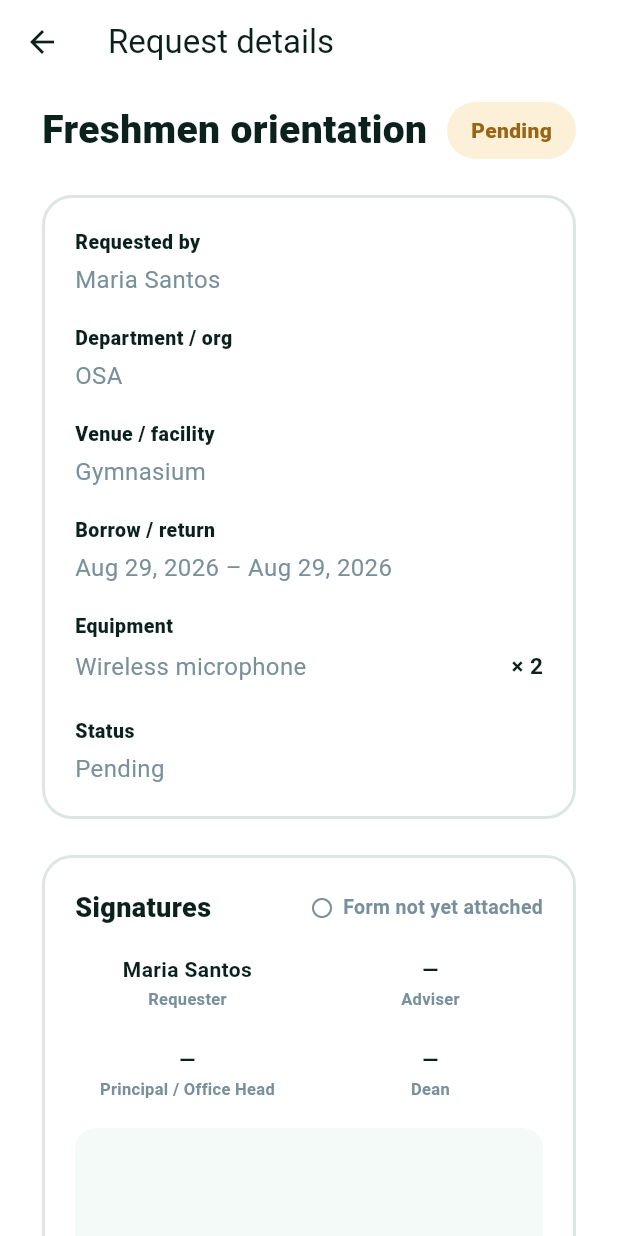
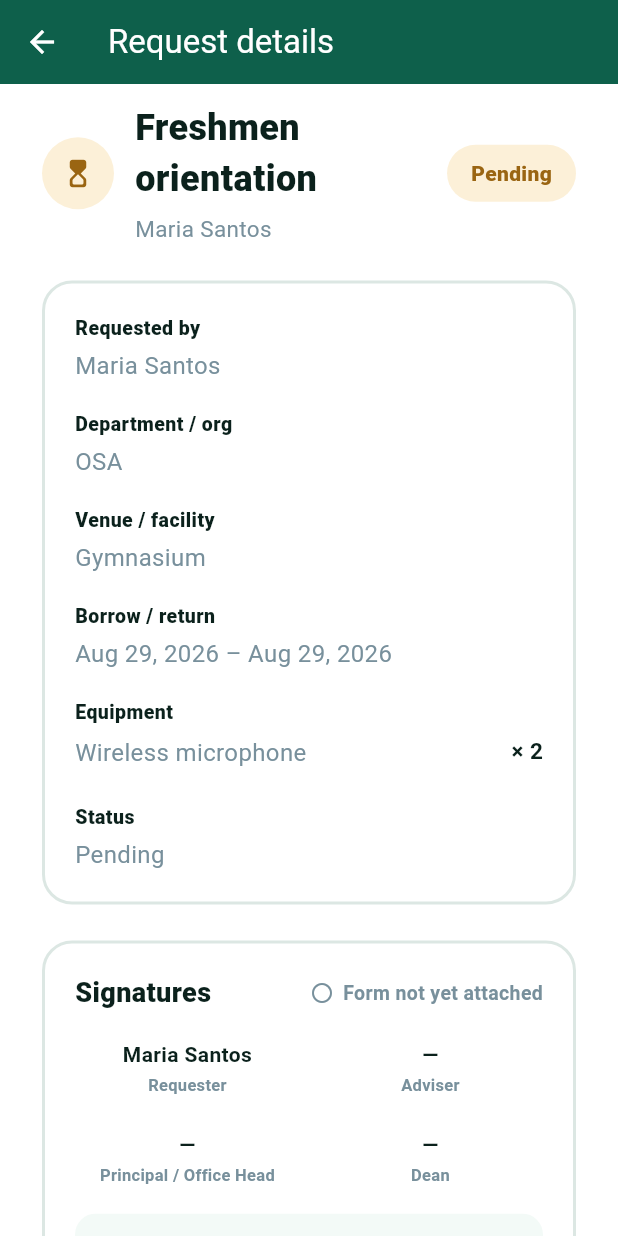
Before and after one commit to phrey26/qr_assisted_asset_manager, a Flutter app: the RequestDetailScreen screen opened directly with sample values from the repository, on a phone screen of 412 x 824 dp. Run offline on Flutter 3.47's test engine with Material 3 defaults, Android fonts, the phone set to English and light mode, and no system bars; our stand-ins replace image_picker, qr_flutter; missing offline and left inert: flutter_file_dialog, mobile_scanner; Roboto replaces fonts that are missing (Arial).

Commit message:
UI/UX improvements

```diff
--- a/lib/screens/asset_detail_screen.dart
+++ b/lib/screens/asset_detail_screen.dart
@@ -143,6 +143,8 @@ class _AssetDetailScreenState extends State<AssetDetailScreen> {
     final (categoryColor, categoryIcon) = _categoryVisual(asset.category);
     return Scaffold(
       appBar: AppBar(
+        backgroundColor: AppTheme.primary,
+        foregroundColor: Colors.white,
         leading: IconButton(
           icon: const Icon(Icons.arrow_back),
           onPressed: () => Navigator.pop(context),
@@ -184,7 +186,7 @@ class _AssetDetailScreenState extends State<AssetDetailScreen> {
 
   /// The mobile presentation remains a single column; this keeps its cards
   /// comfortably readable on a phone without desktop-only whitespace. It
-  /// keeps the category avatar compact (no gradient hero banner) — that
+  /// keeps the category avatar compact (no hero banner) — that
   /// richer treatment is desktop-only, in [_desktopBody] — so the two
   /// platforms carry a related but distinctly different look, not just a
   /// different column count.
@@ -217,7 +219,7 @@ class _AssetDetailScreenState extends State<AssetDetailScreen> {
 
   /// Desktop uses a deliberately constrained, two-column layout rather than
   /// allowing the phone-sized information and QR cards to span the window.
-  /// The heading also gets a soft category-tinted gradient "hero" treatment
+  /// The heading also gets a soft category-tinted "hero" treatment
   /// here that mobile intentionally skips (see [_mobileBody]).
   Widget _desktopBody(AssetItem asset, Color categoryColor, IconData categoryIcon) =>
       SingleChildScrollView(
@@ -293,7 +295,7 @@ class _AssetDetailScreenState extends State<AssetDetailScreen> {
     );
   }
 
-  /// Desktop gets a full gradient "hero" card — a soft category-tinted
+  /// Desktop gets a full "hero" card — a soft, flat category-tinted
   /// wash behind a larger category avatar, the name, and the tag ID —
   /// while mobile keeps a plain background with just a compact avatar, so
   /// the two platforms read as related but visually distinct rather than
@@ -354,11 +356,7 @@ class _AssetDetailScreenState extends State<AssetDetailScreen> {
       width: double.infinity,
       padding: const EdgeInsets.all(24),
       decoration: BoxDecoration(
-        gradient: LinearGradient(
-          begin: Alignment.topLeft,
-          end: Alignment.bottomRight,
-          colors: [categoryColor.withValues(alpha: 0.65), Colors.white],
-        ),
+        color: categoryColor,
         borderRadius: BorderRadius.circular(24),
         border: Border.all(color: AppTheme.border, width: 2),
       ),
--- a/lib/screens/request_detail_screen.dart
+++ b/lib/screens/request_detail_screen.dart
@@ -57,6 +57,8 @@ class _RequestDetailScreenState extends State<RequestDetailScreen> {
     final request = widget.request;
     return Scaffold(
       appBar: AppBar(
+        backgroundColor: AppTheme.primary,
+        foregroundColor: Colors.white,
         leading: IconButton(
           icon: const Icon(Icons.arrow_back),
           onPressed: () => Navigator.pop(context),
@@ -110,23 +112,80 @@ class _RequestDetailScreenState extends State<RequestDetailScreen> {
         ),
       );
 
-  Widget _requestHeading(AssetRequest request, {bool desktop = false}) => Row(
+  /// The tint/icon pair to show for [status] — the same tint colors as
+  /// [_RequestStatusPill], so the heading's avatar and the pill next to it
+  /// always agree on what a given status "looks like".
+  (Color, Color, IconData) _statusVisual(RequestStatus status) {
+    switch (status) {
+      case RequestStatus.pending:
+        return (AppTheme.cream, const Color(0xFF9A6512), Icons.hourglass_top_rounded);
+      case RequestStatus.approved:
+        return (AppTheme.mint, AppTheme.primary, Icons.check_circle_outline);
+      case RequestStatus.rejected:
+        return (AppTheme.redTint, const Color(0xFFC84040), Icons.highlight_off);
+    }
+  }
+
+  /// Desktop gets a full "hero" card — a soft, flat status-tinted wash
+  /// behind a larger status avatar, the request title, and the requester —
+  /// mirroring [AssetDetailScreen]'s desktop heading treatment. Mobile
+  /// keeps a plain background with just a compact avatar, so the two
+  /// platforms read as related but visually distinct rather than the same
+  /// row simply resized.
+  Widget _requestHeading(AssetRequest request, {bool desktop = false}) {
+    final (statusTint, statusColor, statusIcon) = _statusVisual(request.status);
+
+    final avatar = Container(
+      width: desktop ? 64 : 48,
+      height: desktop ? 64 : 48,
+      decoration: BoxDecoration(color: statusTint, shape: BoxShape.circle),
+      child: Icon(statusIcon, color: statusColor, size: desktop ? 28 : 22),
+    );
+
+    final row = Row(
+      crossAxisAlignment: CrossAxisAlignment.center,
+      children: [
+        avatar,
+        SizedBox(width: desktop ? 20 : 14),
+        Expanded(
+          child: Column(
             crossAxisAlignment: CrossAxisAlignment.start,
             children: [
-          Expanded(
-            child: Text(
+              Text(
                 request.title,
                 style: TextStyle(
                   color: AppTheme.darkGreen,
-                fontSize: desktop ? 32 : 26,
+                  fontSize: desktop ? 32 : 24,
                   fontWeight: FontWeight.w800,
                 ),
+              ),
+              const SizedBox(height: 6),
+              Text(
+                request.requester,
+                style: const TextStyle(color: AppTheme.muted, fontSize: 15),
+              ),
+            ],
           ),
         ),
         const SizedBox(width: 12),
         _RequestStatusPill(status: request.status),
       ],
     );
+
+    if (!desktop) return row;
+
+    return Container(
+      width: double.infinity,
+      padding: const EdgeInsets.all(24),
+      decoration: BoxDecoration(
+        color: statusTint,
+        borderRadius: BorderRadius.circular(24),
+        border: Border.all(color: AppTheme.border, width: 2),
+      ),
+      child: row,
+    );
+  }
+
 
   Widget _infoCard(AssetRequest request, {bool desktop = false}) {
     return Container(
```
Lines whose indentation alone changed are shown as unchanged.
